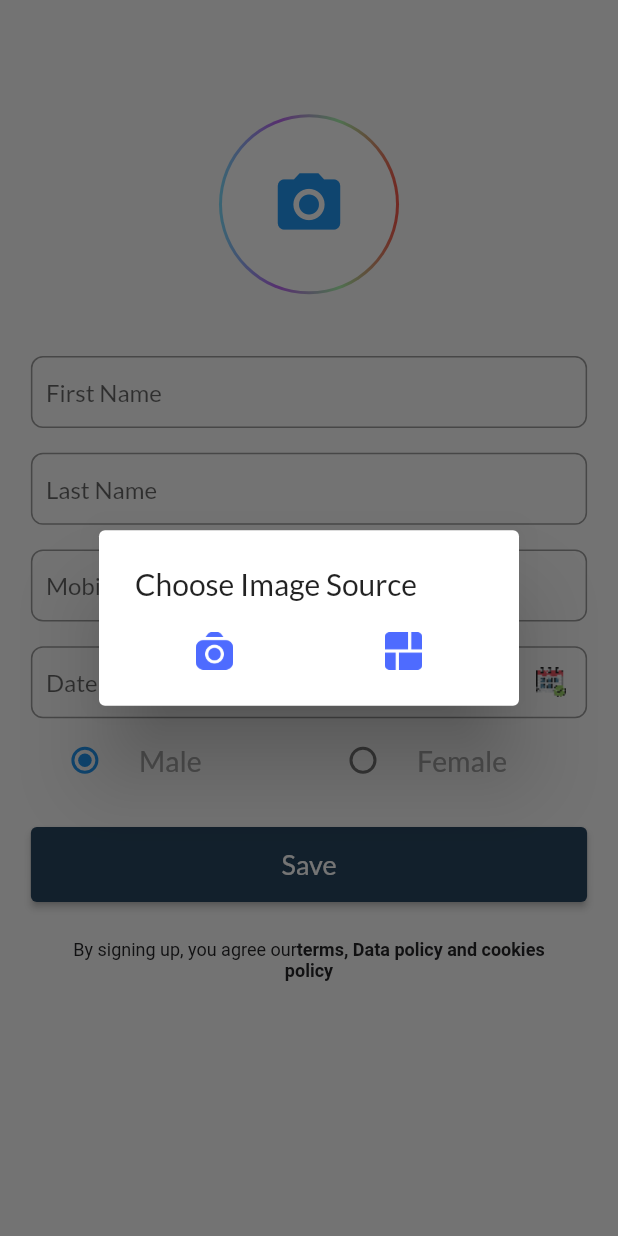
After one commit to Somnath6Das/EventManagement-Flutter-Firebase, a Flutter app: the AddProfileScreen screen opened directly, after a tap on the "camera alt" icon, on a phone screen of 412 x 824 dp. The commit adds this screen. Run offline on Flutter 3.47's test engine with Material 2 defaults, Android fonts, the light colour scheme and no system bars; our stand-ins replace cloud_firestore, firebase_auth, firebase_core, firebase_storage, get, google_fonts and 3 more; accounts and stored records are empty.

Commit message:
add_profile_image_cropper

```diff
--- /dev/null
+++ b/lib/views/add_profile_screen.dart
@@ -0,0 +1,334 @@
+import 'dart:io';
+import 'package:event_management/controllers/auth_controller.dart';
+import 'package:event_management/utils/app_color.dart';
+import 'package:event_management/widgets/my_widgets.dart';
+import 'package:flutter/material.dart';
+import 'package:get/get.dart';
+import 'package:image_cropper/image_cropper.dart';
+import 'package:image_picker/image_picker.dart';
+
+class AddProfileScreen extends StatefulWidget {
+  const AddProfileScreen({super.key});
+
+  @override
+  State<AddProfileScreen> createState() => _AddProfileScreenState();
+}
+
+class _AddProfileScreenState extends State<AddProfileScreen> {
+  GlobalKey<FormState> formKey = GlobalKey<FormState>();
+
+  Future<void> _selectDate(BuildContext context) async {
+    final DateTime? picked = await showDatePicker(
+        context: context,
+        initialDate: DateTime.now(),
+        initialDatePickerMode: DatePickerMode.day,
+        firstDate: DateTime(1950),
+        lastDate: DateTime(2101));
+
+    if (picked != null) {
+      dobController.text = '${picked.day}-${picked.month}-${picked.year}';
+    }
+  }
+
+  TextEditingController firstNameController = TextEditingController();
+  TextEditingController lastNameController = TextEditingController();
+  TextEditingController mobileNumberController = TextEditingController();
+  TextEditingController dobController = TextEditingController();
+
+  imagePickDialog() {
+    showDialog(
+        context: context,
+        builder: (context) {
+          return AlertDialog(
+            title: const Text('Choose Image Source'),
+            content: Row(
+              mainAxisAlignment: MainAxisAlignment.spaceEvenly,
+              children: [
+                InkWell(
+                  onTap: () async {
+                    final ImagePicker picker = ImagePicker();
+                    final XFile? image =
+                        await picker.pickImage(source: ImageSource.camera);
+
+                    if (image != null) {
+                      CroppedFile? croppedImage = await ImageCropper()
+                          .cropImage(
+                              sourcePath: image.path, compressQuality: 20);
+
+                      profileImage = File(croppedImage!.path);
+                      setState(() {});
+                      Navigator.pop(context);
+                    }
+                  },
+                  child: Image.asset(
+                    'assets/camera.png',
+                    width: 25,
+                    height: 25,
+                  ),
+                ),
+                const SizedBox(width: 20),
+                InkWell(
+                    onTap: () async {
+                      final ImagePicker picker = ImagePicker();
+                      final XFile? image =
+                          await picker.pickImage(source: ImageSource.gallery);
+
+                      if (image != null) {
+                        CroppedFile? croppedImage = await ImageCropper()
+                          .cropImage(
+                              sourcePath: image.path, compressQuality: 20);
+
+                        profileImage = File(croppedImage!.path);
+                        setState(() {});
+                        Navigator.pop(context);
+                      }
+                    },
+                    child: Image.asset(
+                      'assets/gallery.png',
+                      width: 25,
+                      height: 25,
+                    ))
+              ],
+            ),
+          );
+        });
+  }
+
+  File? profileImage;
+
+  void setSelectedRadio(int val) {
+    setState(() {
+      selectedRadio = val;
+    });
+  }
+
+  int selectedRadio = 0;
+
+  AuthController? authController;
+
+  @override
+  void initState() {
+    super.initState();
+    authController = Get.find<AuthController>();
+  }
+
+  @override
+  void dispose() {
+    super.dispose();
+    firstNameController.dispose();
+    lastNameController.dispose();
+    mobileNumberController.dispose();
+    dobController.dispose();
+  }
+
+  @override
+  Widget build(BuildContext context) {
+    return SafeArea(
+      child: Scaffold(
+          body: Container(
+              margin: EdgeInsets.symmetric(horizontal: Get.width * 0.05),
+              child: SingleChildScrollView(
+                  child: Form(
+                key: formKey,
+                child: Column(
+                  children: [
+                    SizedBox(
+                      height: Get.width * 0.1,
+                    ),
+                    InkWell(
+                      onTap: () {
+                        imagePickDialog();
+                      },
+                      child: Container(
+                        width: 120,
+                        height: 120,
+                        margin: const EdgeInsets.only(top: 35),
+                        padding: const EdgeInsets.all(2),
+                        decoration: BoxDecoration(
+                            color: AppColors.blue,
+                            borderRadius: BorderRadius.circular(70),
+                            gradient: const LinearGradient(colors: [
+                              Color(0xff7DDCFB),
+                              Color(0xffBC67F2),
+                              Color(0xffACF6AF),
+                              Color(0xffF95549),
+                            ])),
+                        child: Column(children: [
+                          Container(
+                              padding: const EdgeInsets.all(2),
+                              decoration: BoxDecoration(
+                                color: Colors.white,
+                                borderRadius: BorderRadius.circular(70),
+                              ),
+                              child: profileImage == null
+                                  ? const CircleAvatar(
+                                      radius: 56,
+                                      backgroundColor: Colors.white,
+                                      child: Icon(
+                                        Icons.camera_alt,
+                                        color: Colors.blue,
+                                        size: 50,
+                                      ))
+                                  : CircleAvatar(
+                                      radius: 56,
+                                      backgroundColor: Colors.white,
+                                      backgroundImage: FileImage(profileImage!),
+                                    )),
+                        ]),
+                      ),
+                    ),
+                    SizedBox(height: Get.width * 0.1),
+                    textField(
+                        text: 'First Name',
+                        controller: firstNameController,
+                        validator: (String input) {
+                          if (firstNameController.text.isEmpty) {
+                            Get.snackbar('Warning', 'First Name is required.',
+                                colorText: Colors.white,
+                                backgroundColor: Colors.blue);
+                            return '';
+                          }
+                        }),
+                    textField(
+                        text: 'Last Name',
+                        controller: lastNameController,
+                        validator: (String input) {
+                          if (lastNameController.text.isEmpty) {
+                            Get.snackbar('Warning', 'Last Name is required.',
+                                colorText: Colors.white,
+                                backgroundColor: Colors.blue);
+                            return '';
+                          }
+                        }),
+                    textField(
+                        text: 'Mobile Number',
+                        inputType: TextInputType.phone,
+                        controller: mobileNumberController,
+                        validator: (String input) {
+                          if (mobileNumberController.text.isEmpty) {
+                            Get.snackbar(
+                                'Warning', 'Mobile Number is required.',
+                                colorText: Colors.white,
+                                backgroundColor: Colors.blue);
+                            return '';
+                          }
+                          if (mobileNumberController.text.length < 10) {
+                            Get.snackbar('Warning', 'Enter valid phone number',
+                                colorText: Colors.white,
+                                backgroundColor: Colors.blue);
+                            return '';
+                          }
+                        }),
+                    SizedBox(
+                      height: 48,
+                      child: TextField(
+                        controller: dobController,
+                        onTap: () {
+                          FocusScope.of(context).requestFocus(FocusNode());
+                          _selectDate(context);
+                        },
+                        decoration: InputDecoration(
+                            contentPadding:
+                                const EdgeInsets.only(top: 10, left: 10),
+                            suffixIcon: Image.asset(
+                              'assets/calender.png',
+                              cacheHeight: 20,
+                            ),
+                            hintText: 'Date of Birth',
+                            border: OutlineInputBorder(
+                                borderRadius: BorderRadius.circular(8.0))),
+                      ),
+                    ),
+                    Row(
+                      children: [
+                        Expanded(
+                            child: RadioListTile(
+                          title: Text('Male',
+                              style: TextStyle(
+                                  fontSize: 19,
+                                  fontWeight: FontWeight.w400,
+                                  color: AppColors.genderTextColor)),
+                          value: 0,
+                          groupValue: selectedRadio,
+                          onChanged: (int? val) {
+                            setSelectedRadio(val!);
+                          },
+                        )),
+                        Expanded(
+                            child: RadioListTile(
+                          title: Text('Female',
+                              style: TextStyle(
+                                  fontSize: 19,
+                                  fontWeight: FontWeight.w400,
+                                  color: AppColors.genderTextColor)),
+                          value: 1,
+                          groupValue: selectedRadio,
+                          onChanged: (int? val) {
+                            setSelectedRadio(val!);
+                          },
+                        )),
+                      ],
+                    ),
+                    Obx(() => authController!.isProfileInformationLoading.value
+                        ? const Center(
+                            child: CircularProgressIndicator(),
+                          )
+                        : Container(
+                            height: 50,
+                            margin: EdgeInsets.only(top: Get.height * 0.02),
+                            width: Get.width,
+                            child: elevatedButton(
+                                text: 'Save',
+                                onPress: () async {
+                                  if (dobController.text.isEmpty) {
+                                    Get.snackbar(
+                                        'Warning', 'Date of birth is required',
+                                        colorText: Colors.white,
+                                        backgroundColor: Colors.blue);
+                                    return '';
+                                  }
+                                  if (!formKey.currentState!.validate()) {
+                                    return null;
+                                  }
+                                  if (profileImage == null) {
+                                    Get.snackbar('Warning', 'Image is required',
+                                        colorText: Colors.white,
+                                        backgroundColor: Colors.blue);
+                                    return null;
+                                  }
+                                  authController!
+                                      .isProfileInformationLoading(true);
+                                  String imageUrl = await authController!
+                                      .uploadImageToFirebaseStorage(
+                                          profileImage!);
+                                  authController!.uploadProfileData(
+                                      imageUrl,
+                                      firstNameController.text.trim(),
+                                      lastNameController.text.trim(),
+                                      mobileNumberController.text.trim(),
+                                      dobController.text.trim(),
+                                      selectedRadio == 0 ? 'Male' : 'Female');
+                                }))),
+                    SizedBox(height: Get.height * 0.03),
+                    SizedBox(
+                        width: Get.width * 0.8,
+                        child: RichText(
+                            textAlign: TextAlign.center,
+                            text: const TextSpan(children: [
+                              TextSpan(
+                                  text: 'By signing up, you agree our',
+                                  style: TextStyle(
+                                      color: Color(0xff262628), fontSize: 12)),
+                              TextSpan(
+                                  text: 'terms, Data policy and cookies policy',
+                                  style: TextStyle(
+                                      color: Color(0xff262628),
+                                      fontSize: 12,
+                                      fontWeight: FontWeight.bold))
+                            ])))
+                  ],
+                ),
+              )))),
+    );
+  }
+}
--- a/lib/widgets/my_widgets.dart
+++ b/lib/widgets/my_widgets.dart
@@ -1,6 +1,7 @@
 import 'dart:ui';
 import 'package:event_management/utils/app_color.dart';
 import 'package:flutter/material.dart';
+import 'package:get/get.dart';
 
 Widget myText({text, style, textAlign}) {
   return Text(
@@ -11,41 +12,59 @@ Widget myText({text, style, textAlign}) {
   );
 }
 
-Widget myTextField(
+Widget textField(
     {text,
-    String? icon,
-    bool,
     TextEditingController? controller,
-    Function? validator}) {
+    Function? validator,
+    TextInputType inputType = TextInputType.text}) {
   return Container(
+    height: 48,
+    margin: EdgeInsets.only(bottom: Get.height * 0.02),
+    child: TextFormField(
+      keyboardType: inputType,
+      controller: controller,
+      validator: (input) => validator!(input),
+      decoration: InputDecoration(
+          hintText: text,
+          errorStyle: const TextStyle(fontSize: 0),
+          contentPadding: const EdgeInsets.only(top: 10, left: 10),
+          border: OutlineInputBorder(borderRadius: BorderRadius.circular(8.0))),
+    ),
+  );
+}
+
+Widget myTextField({
+  text,
+  String? icon,
+  bool,
+  TextEditingController? controller,
+  Function? validator,
+}) {
+  return SizedBox(
     height: 45,
     child: TextFormField(
       validator: (input) => validator!(input),
       obscureText: bool,
       controller: controller,
       decoration: InputDecoration(
-        contentPadding: const EdgeInsets.only(top: 5),
-        errorStyle: const TextStyle(fontSize: 0),
-        hintStyle: TextStyle(
-          color: AppColors.genderTextColor
-        ),
-        hintText: text,
-        prefixIcon: Image.asset(icon!, cacheHeight: 20),
-        border: OutlineInputBorder(borderRadius: BorderRadius.circular(8.0))
-      ),
+          contentPadding: const EdgeInsets.only(top: 5),
+          errorStyle: const TextStyle(fontSize: 0),
+          hintStyle: TextStyle(color: AppColors.genderTextColor),
+          hintText: text,
+          prefixIcon: Image.asset(icon!, cacheHeight: 20),
+          border: OutlineInputBorder(borderRadius: BorderRadius.circular(8.0))),
     ),
   );
 }
 
-Widget socialAppsIcons({text,Function? onPressed}) {
+Widget socialAppsIcons({text, Function? onPressed}) {
   return InkWell(
-    onTap: ()=> onPressed!(),
+    onTap: () => onPressed!(),
     child: Container(
       margin: EdgeInsets.all(10),
       width: 48,
       height: 48,
       decoration: BoxDecoration(
-
         image: DecorationImage(
           image: AssetImage(text),
         ),
@@ -57,7 +76,6 @@ Widget socialAppsIcons({text,Function? onPressed}) {
 Widget elevatedButton({text, Function? onPress}) {
   return ElevatedButton(
     style: ButtonStyle(
-
       backgroundColor: MaterialStateProperty.all<Color>(AppColors.blue),
     ),
     onPressed: () {
--- a/pubspec.yaml
+++ b/pubspec.yaml
@@ -27,15 +27,19 @@ environment:
 # the latest version available on pub.dev. To see which dependencies have newer
 # versions available, run `flutter pub outdated`.
 dependencies:
+  cloud_firestore: null
   cloud_firestore_web: ^2.8.10
   cupertino_icons: ^1.0.2
   firebase_auth: ^3.11.2
-  firebase_core: ^1.24.0
+  firebase_core: null
+  firebase_storage: null
   flutter:
     sdk: flutter
   get: ^4.6.5
   google_fonts: ^3.0.1
   google_sign_in: ^5.4.2
+  image_cropper: ^3.0.0
+  image_picker: ^0.8.6
 
 dev_dependencies:
   flutter_lints: ^2.0.0
```
Also changed, not shown: lib/controllers/auth_controller.dart (+45 -3 lines), lib/views/bottom_bar_view.dart (added, +13 -0 lines), lib/views/profile_screen.dart (deleted, +0 -16 lines), assets/calender.png (added), assets/camera.png (added), assets/gallery.png (added), pubspec.lock, 2 other files.
